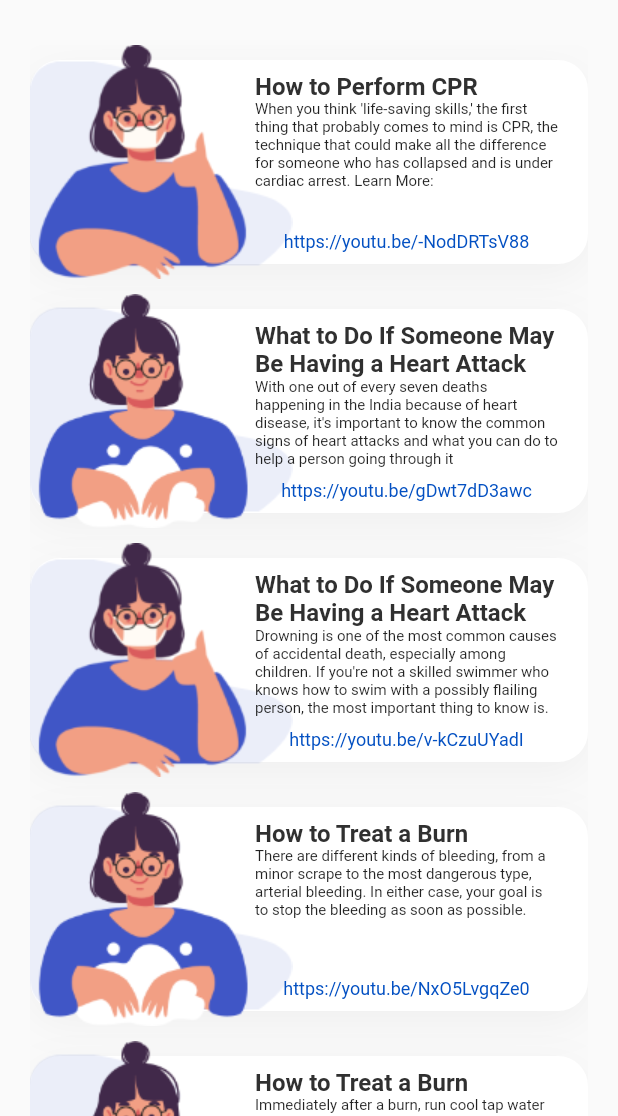
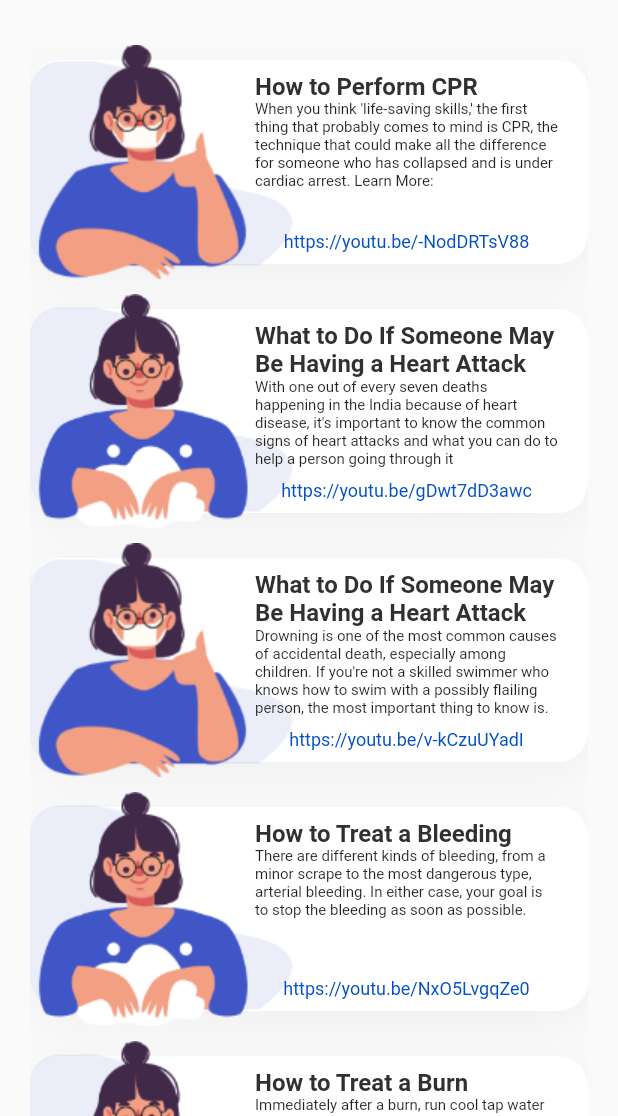
Before and after one commit to Spiral-Forge/MediStat, a Flutter app: the Guide screen opened directly, on a phone screen of 412 x 824 dp, the part 120-1236 px from its top. Run offline on Flutter 3.47's test engine with Material 2 defaults, Android fonts, the phone set to English and light mode, and no system bars; our stand-ins replace cloud_firestore, firebase_auth, flutter_rating_bar, flutter_spinkit, geolocator, google_maps_flutter and 3 more; missing offline and left inert: agora_rtc_engine, flutter_mailer; accounts and stored records are empty.

Commit message:
typo fix

```diff
--- a/lib/screens/guide/guide.dart
+++ b/lib/screens/guide/guide.dart
@@ -89,7 +89,7 @@
                                     text:
                                         "There are different kinds of bleeding, from a minor scrape to the most dangerous type, arterial bleeding. In either case, your goal is to stop the bleeding as soon as possible. ",
                                     image: "assets/images/wash_hands.png",
-                                    title: "How to Treat a Burn",
+                                    title: "How to Treat a Bleeding",
                                     link:"https://youtu.be/NxO5LvgqZe0",
                                   ),
                                   PreventCard(
```
Also changed, not shown: pubspec.lock.
